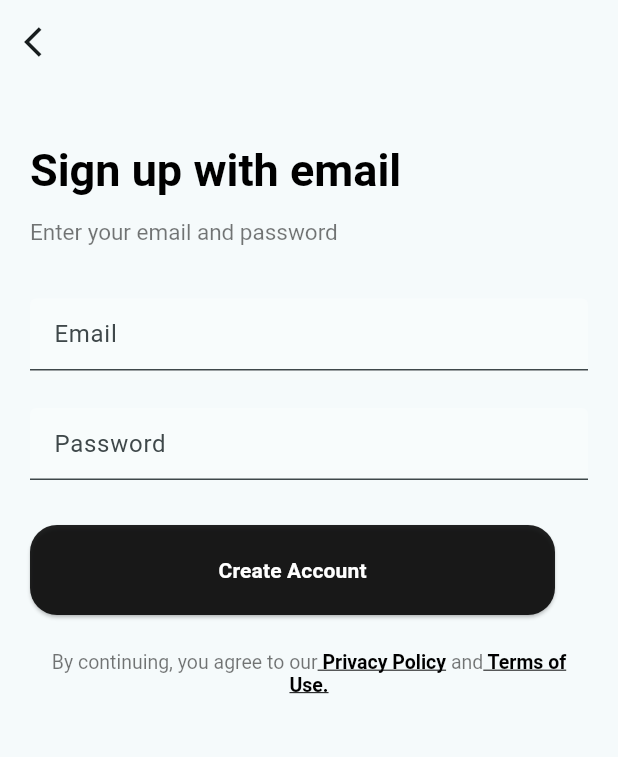
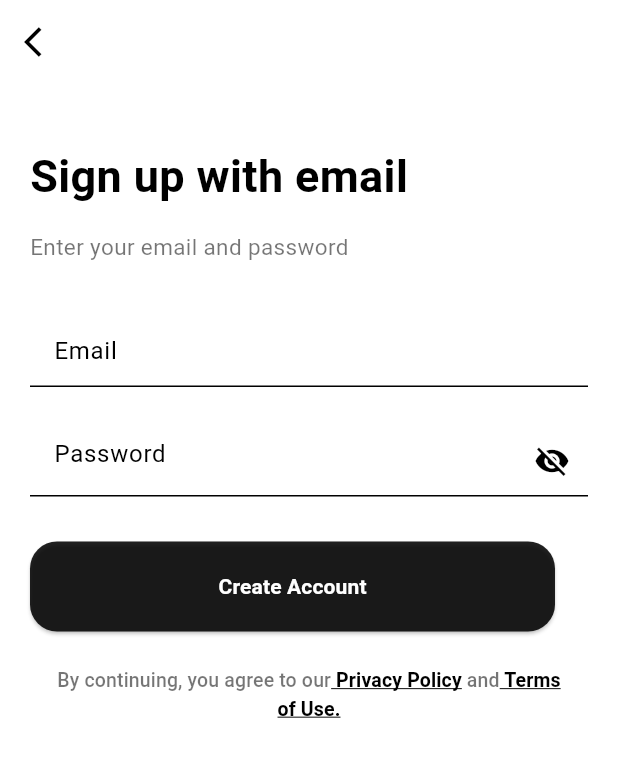
Before and after one commit to dogaozyagci/plantist_project, a Flutter app: the screen it shows after launch, after a tap on an icon or button, on a phone screen of 412 x 824 dp. Shown: the top 757 px of the screen. Run offline on Flutter 3.47's test engine with Material 3 defaults, Android fonts, the light colour scheme and no system bars; our stand-ins replace cloud_firestore, firebase_auth, firebase_core, get; accounts and stored records are empty; generated files the repository leaves out were written again; network calls fail.

Commit message:
- Sign & Register pages done - Firebase Connection added - UI fixings

```diff
--- a/lib/main.dart
+++ b/lib/main.dart
@@ -1,11 +1,16 @@
+import 'package:firebase_core/firebase_core.dart';
 import 'package:flutter/material.dart';
 import 'package:get/get_navigation/src/root/get_material_app.dart';
 import 'package:plantist_project/views/home/view/home_view.dart';
+import 'firebase_options.dart';
 
 
-void main() {
+void main() async{
+  WidgetsFlutterBinding.ensureInitialized();
+  await Firebase.initializeApp(options: DefaultFirebaseOptions.currentPlatform,);
   runApp(const PlantistApp());
 }
+
 
 class PlantistApp extends StatelessWidget {
   const PlantistApp({super.key});
@@ -15,7 +20,24 @@ class PlantistApp extends StatelessWidget {
     return GetMaterialApp(
       debugShowCheckedModeBanner: false,
       theme: ThemeData(
-        colorScheme: ColorScheme.fromSeed(seedColor: Colors.white70),
+        primaryColor: Colors.white,
+        scaffoldBackgroundColor: Colors.white,
+        appBarTheme: const AppBarTheme(
+          backgroundColor: Colors.white,
+          iconTheme: IconThemeData(color: Colors.black),
+        ),
+        colorScheme: const ColorScheme.light(
+          primary: Colors.white,
+          onPrimary: Colors.black,
+          secondary: Colors.white,
+          onSecondary: Colors.black,
+          surface: Colors.white,
+          onSurface: Colors.black,
+          background: Colors.white,
+          onBackground: Colors.black,
+          error: Colors.red,
+          onError: Colors.white,
+        ),
       ),
       home: MyHomePage(),
     );
--- a/lib/views/account/view/account_view.dart
+++ b/lib/views/account/view/account_view.dart
@@ -1,14 +1,38 @@
 import 'package:flutter/material.dart';
 import 'package:get/get.dart';
+import 'package:firebase_auth/firebase_auth.dart';
+import 'package:plantist_project/views/login/view/login_view.dart';
 
-class SignUpPage extends StatefulWidget {
-  const SignUpPage({super.key});
+class SignUpController extends GetxController {
+  final FirebaseAuth _auth = FirebaseAuth.instance;
+  var isObscure = true.obs;
+  var message = ''.obs;
 
-  @override
-  State<SignUpPage> createState() => _SignUpPageState();
+  Future<void> signUp(String email, String password) async {
+    try {
+      UserCredential userCredential = await _auth.createUserWithEmailAndPassword(
+        email: email,
+        password: password,
+      );
+      Get.to(() => SignInPage());
+    } on FirebaseAuthException catch (e) {
+      message.value = 'Failed to register: ${e.message}';
+      Get.snackbar(
+        "Registration Error",
+        e.message ?? "Unknown error",
+        snackPosition: SnackPosition.BOTTOM,
+      );
+    }
+  }
 }
 
-class _SignUpPageState extends State<SignUpPage> {
+class SignUpPage extends StatelessWidget {
+  final SignUpController signUpController = Get.put(SignUpController());
+  final TextEditingController emailController = TextEditingController();
+  final TextEditingController passwordController = TextEditingController();
+
+  SignUpPage({Key? key}) : super(key: key);
+
   @override
   Widget build(BuildContext context) {
     return Scaffold(
@@ -27,53 +51,60 @@ class _SignUpPageState extends State<SignUpPage> {
             crossAxisAlignment: CrossAxisAlignment.start,
             children: <Widget>[
               const SizedBox(height: 20),
-              RichText(
-                text: const TextSpan(
-                  text: 'Sign up with email',
+              const Text(
+                'Sign up with email',
                 style: TextStyle(
                   fontSize: 30,
                   color: Colors.black,
                   fontWeight: FontWeight.bold,
                 ),
               ),
-              ),
               const SizedBox(height: 15),
-              RichText(
-                text: const TextSpan(
-                  text: 'Enter your email and password',
+              const Text(
+                'Enter your email and password',
                 style: TextStyle(
                   fontSize: 15,
                   color: Colors.black54,
                 ),
               ),
-              ),
               const SizedBox(height: 35),
               TextField(
+                controller: emailController,
                 decoration: InputDecoration(
                   hintText: 'Email',
                   filled: true,
                   fillColor: Colors.white.withOpacity(0.3),
                   border: const UnderlineInputBorder(
-                    borderSide: BorderSide(color: Colors.transparent), ),
+                    borderSide: BorderSide(color: Colors.transparent),
+                  ),
                 ),
               ),
               const SizedBox(height: 25),
-              TextField(
+              Obx(() => TextField(
+                controller: passwordController,
+                obscureText: signUpController.isObscure.value,
                 decoration: InputDecoration(
                   hintText: 'Password',
                   filled: true,
                   fillColor: Colors.white.withOpacity(0.3),
                   border: const UnderlineInputBorder(
-                    borderSide: BorderSide(color: Colors.transparent), ),
+                    borderSide: BorderSide(color: Colors.transparent),
+                  ),
+                  suffixIcon: IconButton(
+                    onPressed: () {
+                      signUpController.isObscure.value = !signUpController.isObscure.value;
+                    },
+                    icon: Icon(signUpController.isObscure.value ? Icons.visibility_off : Icons.visibility),
                   ),
                 ),
+              )),
               const SizedBox(height: 30),
               SizedBox(
                 width: 350,
                 height: 60,
                 child: ElevatedButton(
                   onPressed: () {
-                    // todo
+                    signUpController.signUp(emailController.text, passwordController.text);
                   },
                   style: ElevatedButton.styleFrom(
                     backgroundColor: Colors.black87,
@@ -82,21 +113,23 @@ class _SignUpPageState extends State<SignUpPage> {
                     shape: RoundedRectangleBorder(
                       borderRadius: BorderRadius.circular(18),
                     ),
-                  ), child: const Text('Create Account',
+                  ),
+                  child: const Text(
+                    'Create Account',
                     style: TextStyle(
                       fontWeight: FontWeight.bold,
-                  ),),
+                    ),
+                  ),
                 ),
               ),
               const SizedBox(height: 15),
               TextButton(
                 onPressed: () {
-                  // todo
+                  // todo: Privacy Policy
                 },
-                child: RichText(
-                  textAlign: TextAlign.center,
-                  text: const TextSpan(
-                    text: "By continuing, you agree to our" ,
+                child: const Text.rich(
+                  TextSpan(
+                    text: "By continuing, you agree to our",
                     style: TextStyle(
                       fontSize: 13,
                       color: Colors.black54,
@@ -113,9 +146,6 @@ class _SignUpPageState extends State<SignUpPage> {
                       ),
                       TextSpan(
                         text: ' and',
-                        style: TextStyle(
-                          fontSize: 13,
-                        ),
                       ),
                       TextSpan(
                         text: ' Terms of Use.',
@@ -128,8 +158,9 @@ class _SignUpPageState extends State<SignUpPage> {
                       ),
                     ],
                   ),
+                  textAlign: TextAlign.center,
                 ),
-              )
+              ),
             ],
           ),
         ),
--- a/lib/views/home/view/home_view.dart
+++ b/lib/views/home/view/home_view.dart
@@ -20,10 +20,23 @@ class MyHomePage extends StatelessWidget {
           mainAxisAlignment: MainAxisAlignment.center,
           children: <Widget>[
             const SizedBox(height: 75),
-            Image.asset(
-              'assets/images/home/Ekran_Resmi_2024-06-26_15.24.40-removebg-preview.png',
-              width: 350,
-              height: 350,
+            Container(
+              decoration: BoxDecoration(
+                shape: BoxShape.circle,
+                boxShadow: [
+                  BoxShadow(
+                    color: Colors.grey.withOpacity(0.2),
+                    spreadRadius: 1,
+                    blurRadius: 80,
+                    offset: const Offset(0, 1),
+                  ),
+                ]
+              ),
+              child: Image.asset(
+                'assets/images/home/Ekran_Resmi_2024-06-26_15.24.40-removebg-preview.png',
+                width: 350,
+                height: 350,
+              ),
             ),
             const SizedBox(height: 15),
             RichText(
@@ -62,7 +75,7 @@ class MyHomePage extends StatelessWidget {
               height: 60,
               child: ElevatedButton.icon(
                 onPressed: () {
-                  Get.to(const SignInPage());
+                  Get.to( SignInPage());
                 },
                 icon: const Icon(Icons.email, color: Colors.black),
                 label: const Text('Sign in with E-mail',
@@ -70,7 +83,7 @@ class MyHomePage extends StatelessWidget {
                     fontWeight: FontWeight.bold,
                   ),),
                 style: ElevatedButton.styleFrom(
-                  primary: const Color(0xFFFFFFFF),
+                  primary: const Color(0xFFF6F6F6),
                   onPrimary: Colors.black,
                   padding: const EdgeInsets.symmetric(horizontal: 30, vertical: 15),
                   shape: RoundedRectangleBorder(
@@ -83,7 +96,7 @@ class MyHomePage extends StatelessWidget {
 
             TextButton(
               onPressed: () {
-                Get.to(const SignUpPage());
+                Get.to(SignUpPage());
 
               },
               child: RichText(
--- a/pubspec.yaml
+++ b/pubspec.yaml
@@ -51,6 +51,8 @@ dev_dependencies:
   # package. See that file for information about deactivating specific lint
   # rules and activating additional ones.
   flutter_lints: ^2.0.0
+  intl: ^0.17.0
+
 
 # For information on the generic Dart part of this file, see the
 # following page: https://dart.dev/tools/pub/pubspec
```
Also changed, not shown: lib/views/core/model/todo_model.dart (added, +26 -0 lines), lib/views/login/view/login_view.dart (+44 -47 lines), lib/views/todo/view/todo_item.dart (added, +129 -0 lines), lib/views/todo/view/todo_view.dart (added, +116 -0 lines), pubspec.lock, 3 other files. Lines whose indentation alone changed are shown as unchanged.
